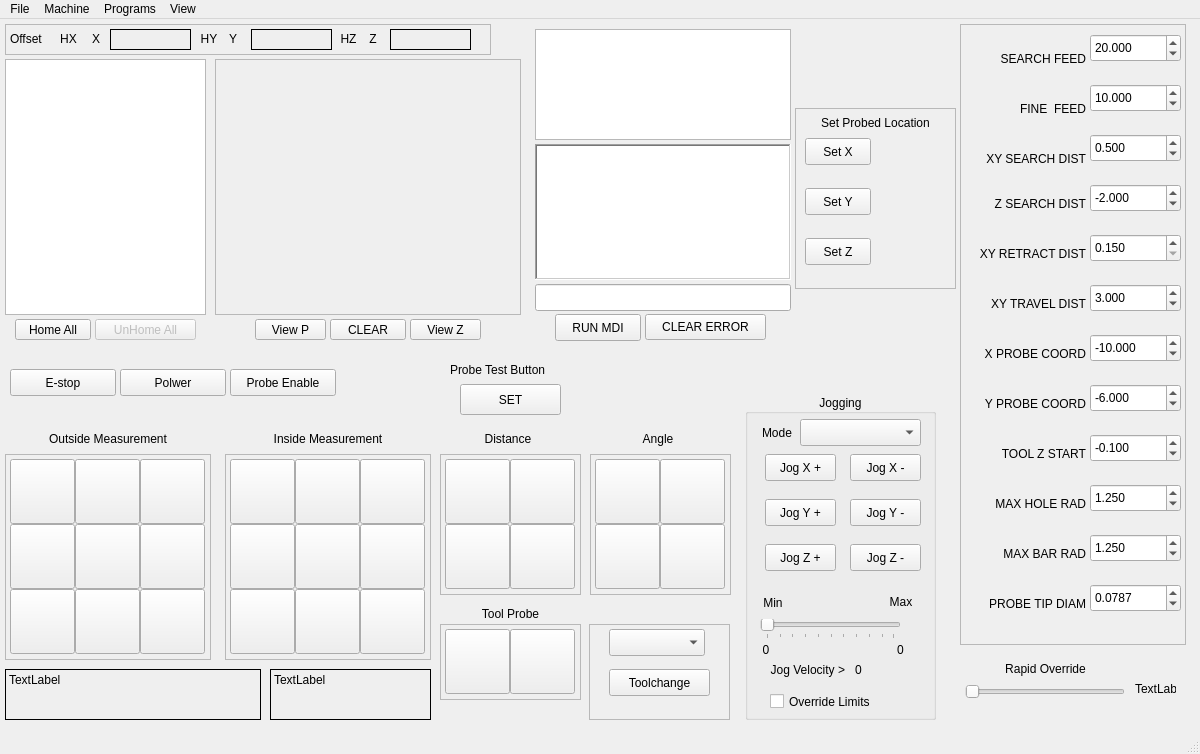
Above: examples/touch_probe2/touch-probe2.ui from jethornton/flexgui before the change. Below: the same form after it.
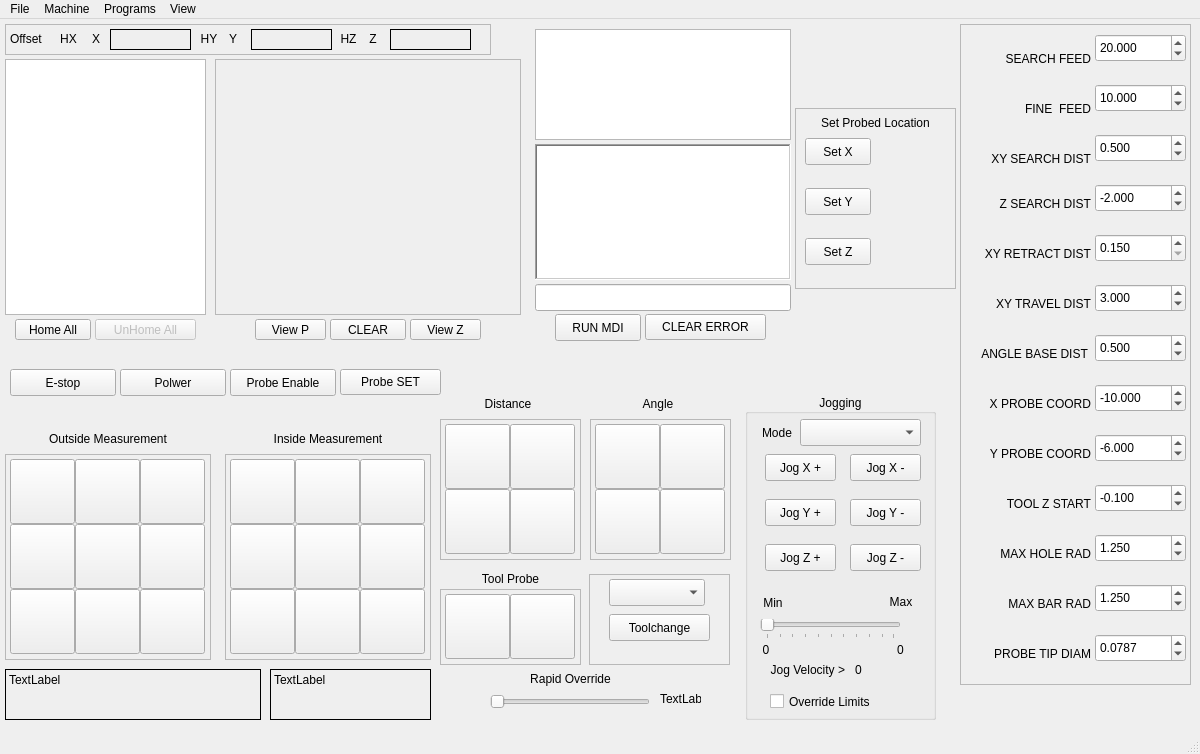
That is the form after the change.

Commit message: 10/01/2024 update touch-probe2 example with new angle subs

```diff
--- a/examples/touch_probe2/touch-probe2.ui
+++ b/examples/touch_probe2/touch-probe2.ui
@@ -66,7 +66,7 @@
     <property name="geometry">
      <rect>
       <x>440</x>
-      <y>605</y>
+      <y>570</y>
       <width>141</width>
       <height>76</height>
      </rect>
@@ -462,7 +462,7 @@
     <property name="geometry">
      <rect>
       <x>470</x>
-      <y>585</y>
+      <y>550</y>
       <width>81</width>
       <height>19</height>
      </rect>
@@ -1022,9 +1022,9 @@
     <property name="geometry">
      <rect>
       <x>589</x>
-      <y>605</y>
+      <y>555</y>
       <width>141</width>
-      <height>96</height>
+      <height>91</height>
      </rect>
     </property>
     <property name="frameShape">
@@ -1047,7 +1047,7 @@
      <property name="geometry">
       <rect>
        <x>20</x>
-       <y>45</y>
+       <y>40</y>
        <width>101</width>
        <height>27</height>
       </rect>
@@ -1066,14 +1066,14 @@
    <widget class="QPushButton" name="trigger_probe">
     <property name="geometry">
      <rect>
-      <x>460</x>
-      <y>365</y>
+      <x>340</x>
+      <y>350</y>
       <width>101</width>
-      <height>31</height>
+      <height>26</height>
      </rect>
     </property>
     <property name="text">
-     <string>SET</string>
+     <string>Probe SET</string>
     </property>
     <property name="function" stdset="0">
      <string>hal_pin</string>
@@ -1088,19 +1088,6 @@
      <string>HAL_OUT</string>
     </property>
    </widget>
-   <widget class="QLabel" name="label_4">
-    <property name="geometry">
-     <rect>
-      <x>450</x>
-      <y>341</y>
-      <width>126</width>
-      <height>19</height>
-     </rect>
-    </property>
-    <property name="text">
-     <string>Probe Test Button</string>
-    </property>
-   </widget>
    <widget class="QLineEdit" name="mdi_command_le">
     <property name="geometry">
      <rect>
@@ -1174,8 +1161,8 @@
      <rect>
       <x>960</x>
       <y>5</y>
-      <width>226</width>
-      <height>621</height>
+      <width>231</width>
+      <height>661</height>
      </rect>
     </property>
     <property name="frameShape">
@@ -1187,7 +1174,7 @@
     <widget class="QLabel" name="label_6">
      <property name="geometry">
       <rect>
-       <x>15</x>
+       <x>20</x>
        <y>25</y>
        <width>111</width>
        <height>19</height>
@@ -1203,7 +1190,7 @@
     <widget class="QLabel" name="label_8">
      <property name="geometry">
       <rect>
-       <x>15</x>
+       <x>20</x>
        <y>75</y>
        <width>111</width>
        <height>19</height>
@@ -1219,7 +1206,7 @@
     <widget class="QLabel" name="label_9">
      <property name="geometry">
       <rect>
-       <x>5</x>
+       <x>10</x>
        <y>125</y>
        <width>121</width>
        <height>19</height>
@@ -1235,8 +1222,8 @@
     <widget class="QLabel" name="label_10">
      <property name="geometry">
       <rect>
-       <x>5</x>
-       <y>370</y>
+       <x>10</x>
+       <y>420</y>
        <width>121</width>
        <height>19</height>
       </rect>
@@ -1251,7 +1238,7 @@
     <widget class="QLabel" name="label_11">
      <property name="geometry">
       <rect>
-       <x>5</x>
+       <x>10</x>
        <y>220</y>
        <width>121</width>
        <height>19</height>
@@ -1267,8 +1254,8 @@
     <widget class="QLabel" name="label_15">
      <property name="geometry">
       <rect>
-       <x>5</x>
-       <y>320</y>
+       <x>10</x>
+       <y>370</y>
        <width>121</width>
        <height>19</height>
       </rect>
@@ -1283,7 +1270,7 @@
     <widget class="QDoubleSpinBox" name="probe_search_feed">
      <property name="geometry">
       <rect>
-       <x>130</x>
+       <x>135</x>
        <y>10</y>
        <width>91</width>
        <height>28</height>
@@ -1317,7 +1304,7 @@
     <widget class="QDoubleSpinBox" name="probe_fine_feed">
      <property name="geometry">
       <rect>
-       <x>130</x>
+       <x>135</x>
        <y>60</y>
        <width>91</width>
        <height>28</height>
@@ -1351,7 +1338,7 @@
     <widget class="QDoubleSpinBox" name="probe_search_dist">
      <property name="geometry">
       <rect>
-       <x>130</x>
+       <x>135</x>
        <y>110</y>
        <width>91</width>
        <height>28</height>
@@ -1388,8 +1375,8 @@
     <widget class="QDoubleSpinBox" name="probe_y_coord">
      <property name="geometry">
       <rect>
-       <x>130</x>
-       <y>360</y>
+       <x>135</x>
+       <y>410</y>
        <width>91</width>
        <height>28</height>
       </rect>
@@ -1425,7 +1412,7 @@
     <widget class="QDoubleSpinBox" name="probe_retract_dist">
      <property name="geometry">
       <rect>
-       <x>130</x>
+       <x>135</x>
        <y>210</y>
        <width>91</width>
        <height>28</height>
@@ -1459,8 +1446,8 @@
     <widget class="QDoubleSpinBox" name="probe_x_coord">
      <property name="geometry">
       <rect>
-       <x>130</x>
-       <y>310</y>
+       <x>135</x>
+       <y>360</y>
        <width>91</width>
        <height>28</height>
       </rect>
@@ -1496,8 +1483,8 @@
     <widget class="QLabel" name="label_25">
      <property name="geometry">
       <rect>
-       <x>5</x>
-       <y>520</y>
+       <x>10</x>
+       <y>570</y>
        <width>121</width>
        <height>19</height>
       </rect>
@@ -1512,7 +1499,7 @@
     <widget class="QLabel" name="label_26">
      <property name="geometry">
       <rect>
-       <x>15</x>
+       <x>20</x>
        <y>170</y>
        <width>111</width>
        <height>19</height>
@@ -1528,7 +1515,7 @@
     <widget class="QDoubleSpinBox" name="probe_z_max_probe">
      <property name="geometry">
       <rect>
-       <x>130</x>
+       <x>135</x>
        <y>160</y>
        <width>91</width>
        <height>28</height>
@@ -1565,8 +1552,8 @@
     <widget class="QLabel" name="label_27">
      <property name="geometry">
       <rect>
-       <x>15</x>
-       <y>420</y>
+       <x>20</x>
+       <y>470</y>
        <width>111</width>
        <height>19</height>
       </rect>
@@ -1581,8 +1568,8 @@
     <widget class="QLabel" name="label_28">
      <property name="geometry">
       <rect>
-       <x>5</x>
-       <y>470</y>
+       <x>10</x>
+       <y>520</y>
        <width>121</width>
        <height>19</height>
       </rect>
@@ -1597,8 +1584,8 @@
     <widget class="QDoubleSpinBox" name="probe_tip_diam">
      <property name="geometry">
       <rect>
-       <x>130</x>
-       <y>560</y>
+       <x>135</x>
+       <y>610</y>
        <width>91</width>
        <height>28</height>
       </rect>
@@ -1631,8 +1618,8 @@
     <widget class="QDoubleSpinBox" name="probe_z_start">
      <property name="geometry">
       <rect>
-       <x>130</x>
-       <y>410</y>
+       <x>135</x>
+       <y>460</y>
        <width>91</width>
        <height>28</height>
       </rect>
@@ -1668,8 +1655,8 @@
     <widget class="QDoubleSpinBox" name="probe_max_hole_r">
      <property name="geometry">
       <rect>
-       <x>130</x>
-       <y>460</y>
+       <x>135</x>
+       <y>510</y>
        <width>91</width>
        <height>28</height>
       </rect>
@@ -1699,8 +1686,8 @@
     <widget class="QDoubleSpinBox" name="probe_max_bar_r">
      <property name="geometry">
       <rect>
-       <x>130</x>
-       <y>510</y>
+       <x>135</x>
+       <y>560</y>
        <width>91</width>
        <height>28</height>
       </rect>
@@ -1733,8 +1720,8 @@
     <widget class="QLabel" name="label_29">
      <property name="geometry">
       <rect>
-       <x>5</x>
-       <y>570</y>
+       <x>10</x>
+       <y>620</y>
        <width>121</width>
        <height>19</height>
       </rect>
@@ -1749,7 +1736,7 @@
     <widget class="QDoubleSpinBox" name="probe_xy_travel_dist">
      <property name="geometry">
       <rect>
-       <x>130</x>
+       <x>135</x>
        <y>260</y>
        <width>91</width>
        <height>28</height>
@@ -1786,7 +1773,7 @@
     <widget class="QLabel" name="label_18">
      <property name="geometry">
       <rect>
-       <x>5</x>
+       <x>10</x>
        <y>270</y>
        <width>121</width>
        <height>19</height>
@@ -1799,6 +1786,65 @@
       <set>Qt::AlignRight|Qt::AlignTrailing|Qt::AlignVCenter</set>
      </property>
     </widget>
+    <widget class="QDoubleSpinBox" name="probe_angle_base_dist">
+     <property name="geometry">
+      <rect>
+       <x>135</x>
+       <y>310</y>
+       <width>91</width>
+       <height>28</height>
+      </rect>
+     </property>
+     <property name="toolTip">
+      <string>Sets the angle base side length</string>
+     </property>
+     <property name="toolTipDuration">
+      <number>-1</number>
+     </property>
+     <property name="decimals">
+      <number>3</number>
+     </property>
+     <property name="minimum">
+      <double>0.200000000000000</double>
+     </property>
+     <property name="maximum">
+      <double>999.000000000000000</double>
+     </property>
+     <property name="singleStep">
+      <double>0.010000000000000</double>
+     </property>
+     <property name="value">
+      <double>0.500000000000000</double>
+     </property>
+     <property name="function" stdset="0">
+      <string>hal_pin</string>
+     </property>
+     <property name="pin_name" stdset="0">
+      <string>probe_angle_base_dist</string>
+     </property>
+     <property name="hal_type" stdset="0">
+      <string>HAL_FLOAT</string>
+     </property>
+     <property name="hal_dir" stdset="0">
+      <string>HAL_OUT</string>
+     </property>
+    </widget>
+    <widget class="QLabel" name="label_20">
+     <property name="geometry">
+      <rect>
+       <x>5</x>
+       <y>320</y>
+       <width>126</width>
+       <height>19</height>
+      </rect>
+     </property>
+     <property name="text">
+      <string>ANGLE BASE DIST </string>
+     </property>
+     <property name="alignment">
+      <set>Qt::AlignRight|Qt::AlignTrailing|Qt::AlignVCenter</set>
+     </property>
+    </widget>
    </widget>
    <widget class="QPushButton" name="unhome_all_pb">
     <property name="enabled">
@@ -1908,8 +1954,8 @@
    <widget class="QSlider" name="rapid_override_sl">
     <property name="geometry">
      <rect>
-      <x>965</x>
-      <y>665</y>
+      <x>490</x>
+      <y>675</y>
       <width>160</width>
       <height>16</height>
      </rect>
@@ -1921,8 +1967,8 @@
    <widget class="QLabel" name="label_16">
     <property name="geometry">
      <rect>
-      <x>990</x>
-      <y>640</y>
+      <x>515</x>
+      <y>650</y>
       <width>111</width>
       <height>19</height>
      </rect>
@@ -1977,7 +2023,7 @@
     <property name="geometry">
      <rect>
       <x>440</x>
-      <y>435</y>
+      <y>400</y>
       <width>141</width>
       <height>141</height>
      </rect>
@@ -2069,7 +2115,7 @@
     <property name="geometry">
      <rect>
       <x>470</x>
-      <y>410</y>
+      <y>375</y>
       <width>76</width>
       <height>19</height>
      </rect>
@@ -2084,8 +2130,8 @@
    <widget class="QLabel" name="rapid_override_lb">
     <property name="geometry">
      <rect>
-      <x>1135</x>
-      <y>660</y>
+      <x>660</x>
+      <y>670</y>
       <width>41</width>
       <height>19</height>
      </rect>
@@ -2098,7 +2144,7 @@
     <property name="geometry">
      <rect>
       <x>590</x>
-      <y>435</y>
+      <y>400</y>
       <width>141</width>
       <height>141</height>
      </rect>
@@ -2190,7 +2236,7 @@
     <property name="geometry">
      <rect>
       <x>620</x>
-      <y>410</y>
+      <y>375</y>
       <width>76</width>
       <height>19</height>
      </rect>
```
Left out of the diff: 36 changed lines with no effect on the pictures. The commit also changes 12 other files.
